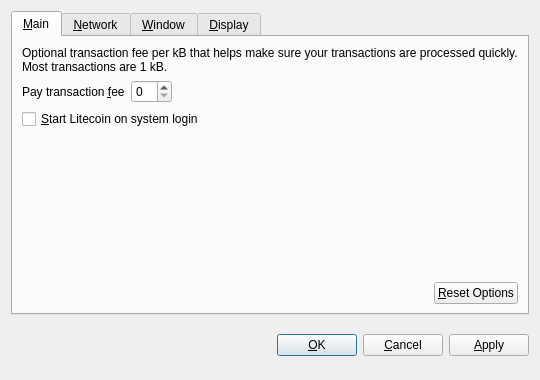
This is src/qt/forms/optionsdialog.ui in stumpyfr/tekcoin as Qt 5 draws it before an edit. The edited form follows.
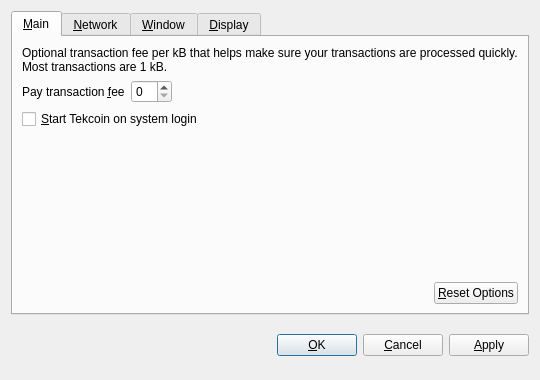
This is the edited form. Custom widgets are drawn as their Qt base class.

```diff
--- a/src/qt/forms/optionsdialog.ui
+++ b/src/qt/forms/optionsdialog.ui
@@ -82,7 +82,7 @@
           <string>Automatically start Litecoin after logging in to the system.</string>
          </property>
          <property name="text">
-          <string>&amp;Start Litecoin on system login</string>
+          <string>&amp;Start Tekcoin on system login</string>
          </property>
         </widget>
        </item>
```
Left out of the diff: 10 changed lines with no effect on the pictures.
